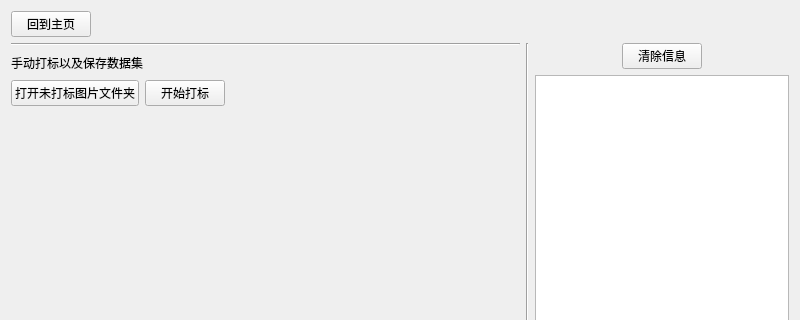
Before: the Qt Designer form src/ui/dataWindow.ui in CcooLcyy/checker, drawn with Qt 5; both pictures show x 0 to 800 and y 0 to 320 of the 800 by 640 pixel window.
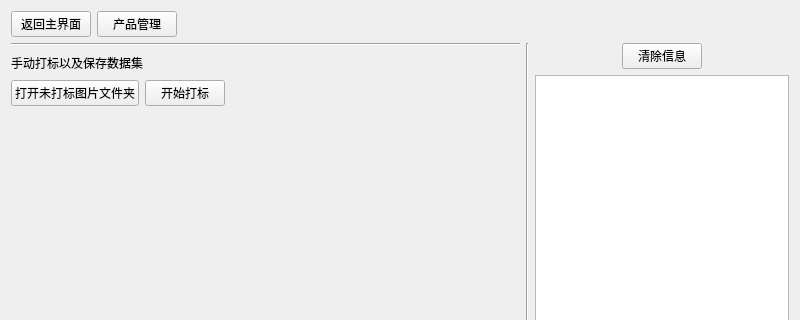
After: the same form once the commit is applied.

Commit message: 完成界面跳转的工作

```diff
--- a/src/ui/dataWindow.ui
+++ b/src/ui/dataWindow.ui
@@ -14,12 +14,36 @@
    <string>数据处理</string>
   </property>
   <layout class="QVBoxLayout" name="verticalLayout_3">
-   <item alignment="Qt::AlignLeft">
+   <item>
+    <layout class="QHBoxLayout" name="horizontalLayout_5">
+     <item>
     <widget class="QPushButton" name="toMainWindowButton">
      <property name="text">
-      <string>回到主页</string>
-     </property>
-    </widget>
+        <string>返回主界面</string>
+       </property>
+      </widget>
+     </item>
+     <item>
+      <widget class="QPushButton" name="toProductManageWindowButton">
+       <property name="text">
+        <string>产品管理</string>
+       </property>
+      </widget>
+     </item>
+     <item>
+      <spacer name="horizontalSpacer_4">
+       <property name="orientation">
+        <enum>Qt::Horizontal</enum>
+       </property>
+       <property name="sizeHint" stdset="0">
+        <size>
+         <width>40</width>
+         <height>20</height>
+        </size>
+       </property>
+      </spacer>
+     </item>
+    </layout>
    </item>
    <item>
     <layout class="QHBoxLayout" name="horizontalLayout_4" stretch="2,0,1">
```
Lines whose indentation alone changed are shown as unchanged. The commit also changes 8 other files.
